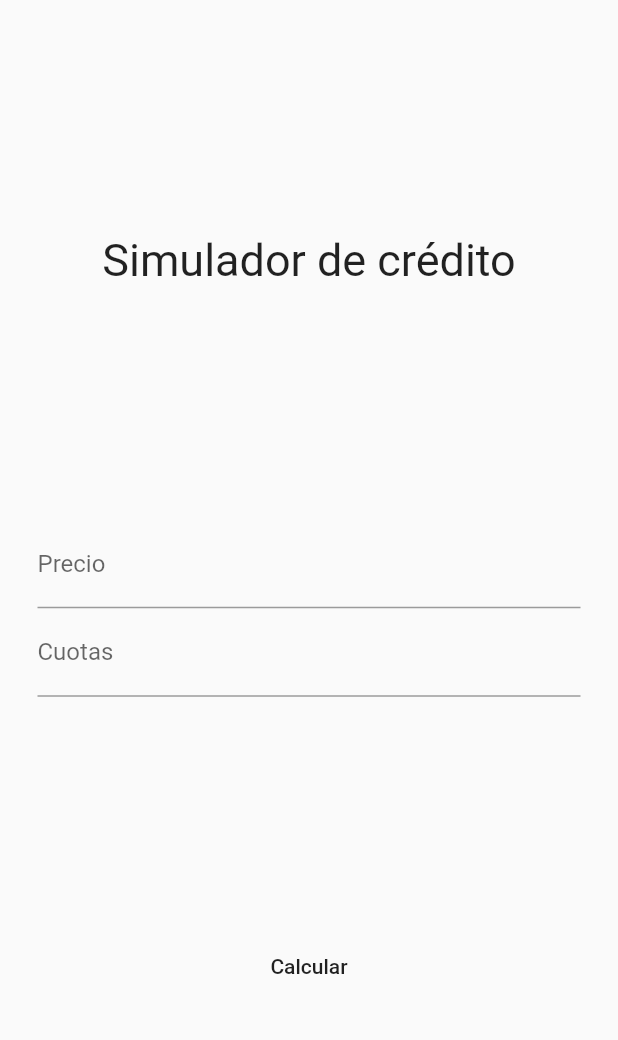
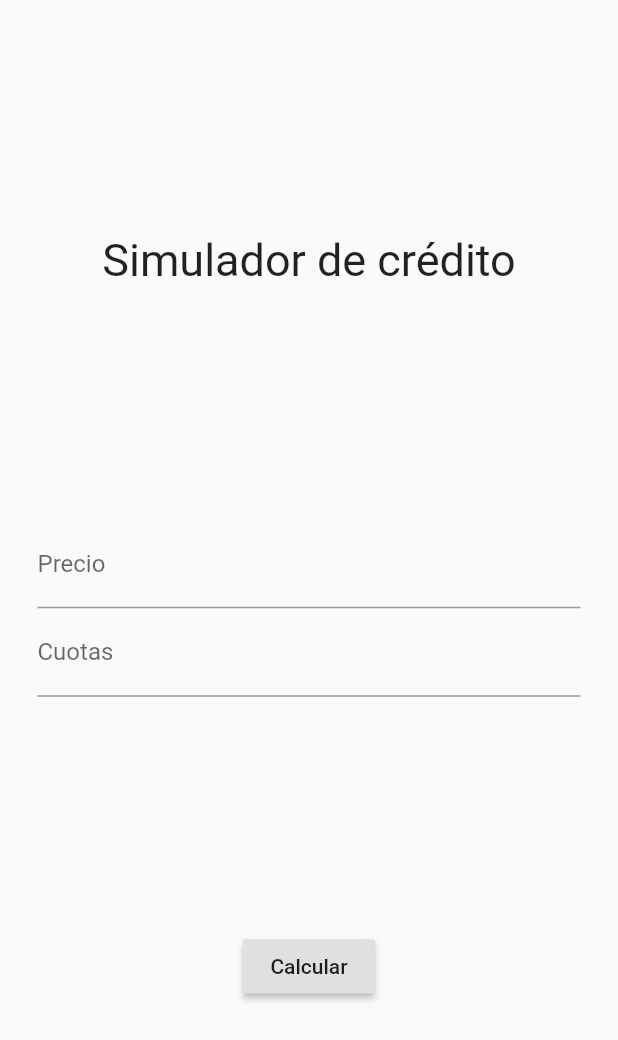
Before and after one commit to Saraujoc92/angelhack2019, a Flutter app: the AddExpense widget shown alone on an empty page, opened directly, on a phone screen of 412 x 824 dp. Shown: the top 1040 px of the screen. Run offline on Flutter 3.47's test engine with Material 2 defaults, Android fonts, the phone set to English and light mode, and no system bars; drawn by our look-alikes of flutter_form_builder; our stand-ins replace charts_flutter, cloud_firestore, firebase_auth, firebase_messaging; accounts and stored records are empty.

Commit message:
adding small forecast widget

```diff
--- a/financial_advisor/lib/screens/home/home.dart
+++ b/financial_advisor/lib/screens/home/home.dart
@@ -1,3 +1,4 @@
+import 'package:financial_advisor/screens/forecast/forecast.dart';
 import 'package:financial_advisor/screens/profile/profile.dart';
 import 'package:financial_advisor/widgets/add_expense.dart';
 import 'package:financial_advisor/widgets/expense_graph.dart';
@@ -23,8 +24,8 @@ class _HomeState extends State<Home> {
         ),
       ),
       Center(
-        child: ExpenseGraph(
-          expenseList: [300, 500, 0, 100],
+        child: Forecast(
+          payments: [300, 500, 0, 100,300, 500, 0, 100, 300, 500, 0, 100, 10000],
         ),
       )
     ];
--- a/financial_advisor/lib/services/push.dart
+++ b/financial_advisor/lib/services/push.dart
@@ -1,4 +1,3 @@
-import 'dart:io';
 import 'package:firebase_messaging/firebase_messaging.dart';
 
 class PushService {
--- a/financial_advisor/lib/widgets/add_expense.dart
+++ b/financial_advisor/lib/widgets/add_expense.dart
@@ -44,7 +44,7 @@ class _AddExpenseState extends State<AddExpense> {
             ],
           ),
           Spacer(),
-          MaterialButton(
+          RaisedButton(
             child: Text("Calcular"),
             onPressed: () {
               _fbKey.currentState.save();
--- a/financial_advisor/lib/widgets/expense_graph.dart
+++ b/financial_advisor/lib/widgets/expense_graph.dart
@@ -12,7 +12,7 @@ class ExpenseGraph extends StatelessWidget {
       new charts.Series<double, int>(
         id: 'Sales',
         colorFn: (_, __) => charts.MaterialPalette.blue.shadeDefault,
-        domainFn: (double expense, _) => expenseList.indexOf(expense),
+        domainFn: (_, int index) => index,
         measureFn: (double expense, _) => expense,
         data: expenseList,
       )
--- a/financial_advisor/pubspec.yaml
+++ b/financial_advisor/pubspec.yaml
@@ -31,6 +31,7 @@ dependencies:
   flutter_form_builder: ^3.2.7
   firebase_messaging: ^5.0.4
   charts_flutter: ^0.6.0
+  badges: ^1.1.0
 
 dev_dependencies:
   flutter_test:
```
Also changed, not shown: financial_advisor/pubspec.lock.
